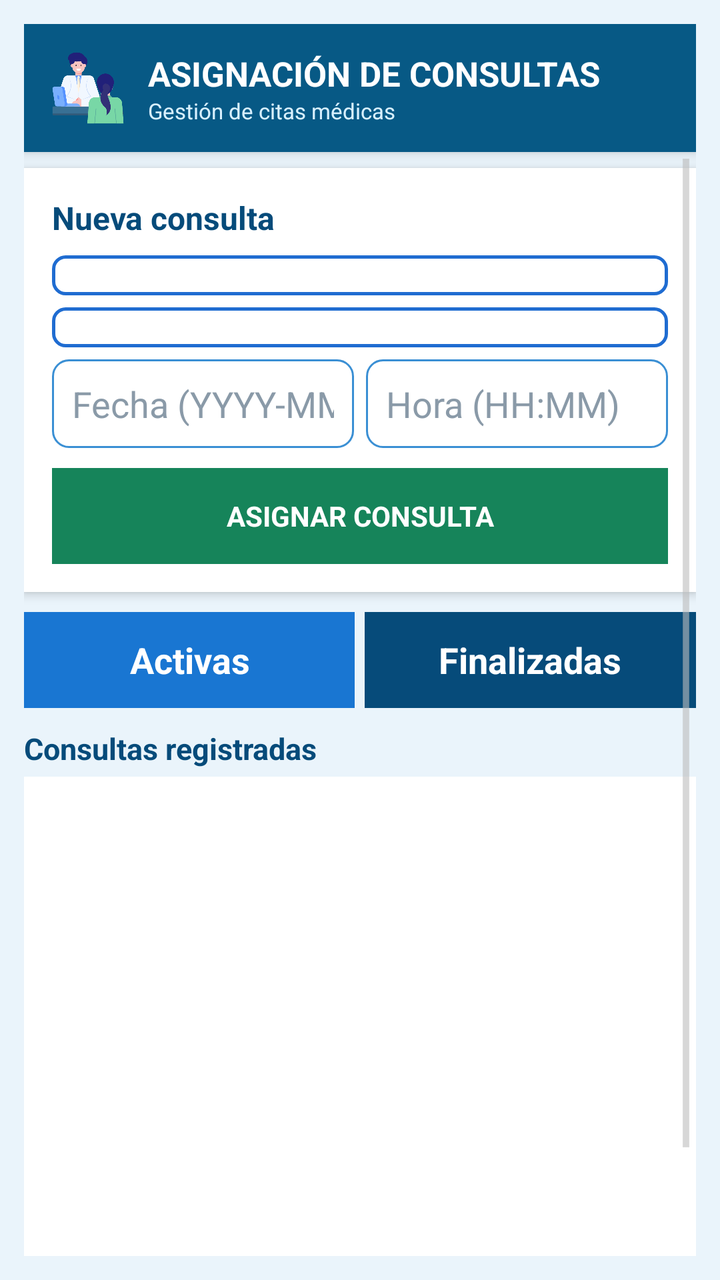
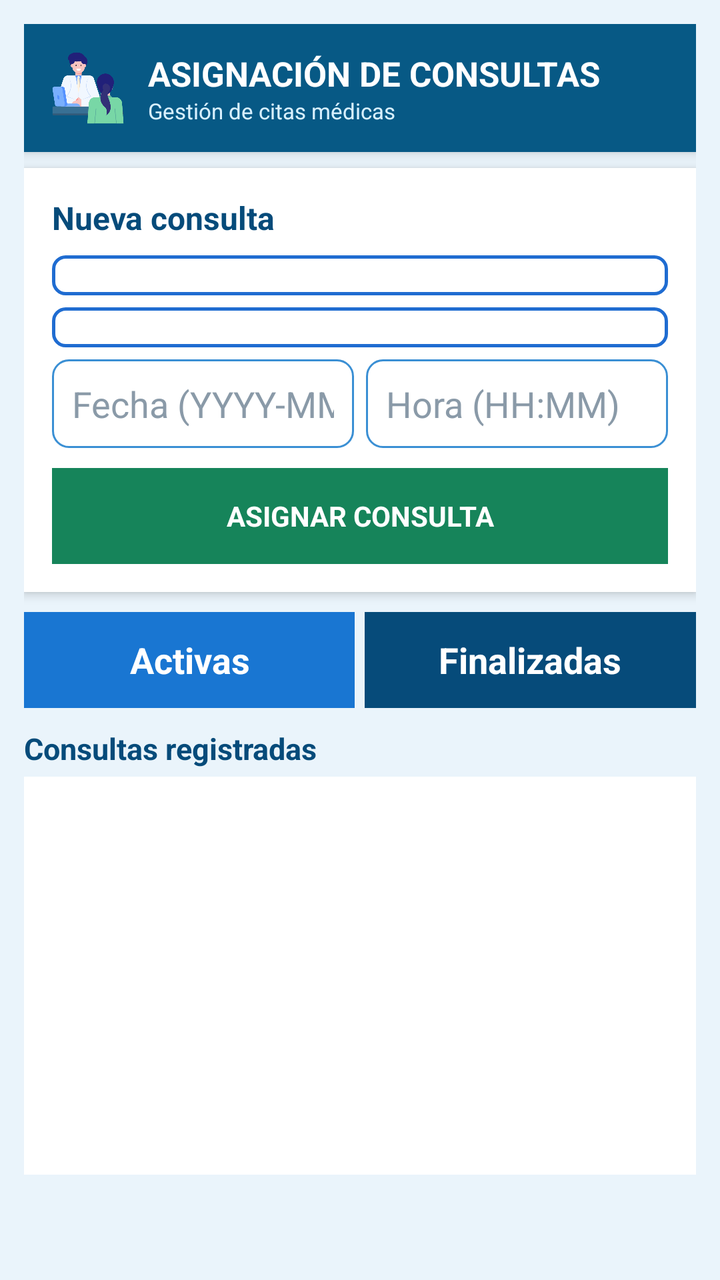

Before-and-after screenshots of an Android layout around one commit, followed by the original layout XML and the change that was made.
<!-- AndroidManifest.xml: application theme android:Theme.Holo.Light -->
<!-- res/layout/activity_consultas.xml -->
<?xml version="1.0" encoding="utf-8"?>
<LinearLayout xmlns:android="http://schemas.android.com/apk/res/android"
    android:layout_width="match_parent"
    android:layout_height="match_parent"
    android:orientation="vertical"
    android:background="#EAF4FB"
    android:padding="12dp">

    
    <LinearLayout
        android:layout_width="match_parent"
        android:layout_height="wrap_content"
        android:orientation="horizontal"
        android:gravity="center_vertical"
        android:background="#075985"
        android:padding="12dp"
        android:elevation="4dp">

        <ImageView
            android:layout_width="40dp"
            android:layout_height="40dp"
            android:src="@drawable/consultas"
            android:contentDescription="Logo Consultas" />

        <LinearLayout
            android:layout_width="0dp"
            android:layout_height="wrap_content"
            android:layout_weight="1"
            android:orientation="vertical"
            android:layout_marginLeft="10dp">

            <TextView
                android:layout_width="wrap_content"
                android:layout_height="wrap_content"
                android:text="ASIGNACIÓN DE CONSULTAS"
                android:textSize="17sp"
                android:textStyle="bold"
                android:textColor="#FFFFFF" />

            <TextView
                android:layout_width="wrap_content"
                android:layout_height="wrap_content"
                android:text="Gestión de citas médicas"
                android:textSize="11sp"
                android:textColor="#D8F0FF" />

        </LinearLayout>

    </LinearLayout>

    
    <ScrollView
        android:layout_width="match_parent"
        android:layout_height="0dp"
        android:layout_weight="1"
        android:fillViewport="true">

        <LinearLayout
            android:layout_width="match_parent"
            android:layout_height="wrap_content"
            android:orientation="vertical" >

            

            <LinearLayout
                android:layout_width="match_parent"
                android:layout_height="wrap_content"
                android:layout_marginTop="8dp"
                android:background="#FFFFFF"
                android:elevation="3dp"
                android:orientation="vertical"
                android:padding="14dp" >

                <TextView
                    android:layout_width="wrap_content"
                    android:layout_height="wrap_content"
                    android:layout_marginBottom="8dp"
                    android:text="Nueva consulta"
                    android:textColor="#064B7A"
                    android:textSize="16sp"
                    android:textStyle="bold" />

                <Spinner
                    android:id="@+id/spPacientes"
                    android:layout_width="match_parent"
                    android:layout_height="wrap_content"
                    android:background="@drawable/spinner_background"
                    android:padding="10dp" />

                <Spinner
                    android:id="@+id/spMedicos"
                    android:layout_width="match_parent"
                    android:layout_height="wrap_content"
                    android:layout_marginTop="6dp"
                    android:background="@drawable/spinner_background"
                    android:padding="10dp" />

                <LinearLayout
                    android:layout_width="match_parent"
                    android:layout_height="wrap_content"
                    android:layout_marginTop="6dp"
                    android:orientation="horizontal" >

                    <EditText
                        android:id="@+id/etFecha"
                        android:layout_width="0dp"
                        android:layout_height="wrap_content"
                        android:layout_weight="1"
                        android:background="@drawable/rounded_edittext"
                        android:hint="Fecha (YYYY-MM-DD)"
                        android:inputType="date"
                        android:padding="10dp"
                        android:singleLine="true"
                        android:textColor="#17324D"
                        android:textColorHint="#8A9AA8" />

                    <EditText
                        android:id="@+id/etHora"
                        android:layout_width="0dp"
                        android:layout_height="wrap_content"
                        android:layout_marginLeft="6dp"
                        android:layout_weight="1"
                        android:background="@drawable/rounded_edittext"
                        android:hint="Hora (HH:MM)"
                        android:inputType="time"
                        android:padding="10dp"
                        android:singleLine="true"
                        android:textColor="#17324D"
                        android:textColorHint="#8A9AA8" />
                </LinearLayout>

                <Button
                    android:id="@+id/btnAsignar"
                    android:layout_width="match_parent"
                    android:layout_height="wrap_content"
                    android:layout_marginTop="10dp"
                    android:background="#16845A"
                    android:padding="10dp"
                    android:text="ASIGNAR CONSULTA"
                    android:textColor="#FFFFFF"
                    android:textSize="14sp"
                    android:textStyle="bold" />
            </LinearLayout>

            

            <LinearLayout
                android:layout_width="match_parent"
                android:layout_height="wrap_content"
                android:layout_marginTop="10dp"
                android:orientation="horizontal" >

                <Button
                    android:id="@+id/btnActivas"
                    android:layout_width="0dp"
                    android:layout_height="wrap_content"
                    android:layout_weight="1"
                    android:background="#1976D2"
                    android:padding="8dp"
                    android:text="Activas"
                    android:textColor="#FFFFFF"
                    android:textStyle="bold" />

                <Button
                    android:id="@+id/btnFinalizadas"
                    android:layout_width="0dp"
                    android:layout_height="wrap_content"
                    android:layout_marginLeft="5dp"
                    android:layout_weight="1"
                    android:background="#064B7A"
                    android:padding="8dp"
                    android:text="Finalizadas"
                    android:textColor="#FFFFFF"
                    android:textStyle="bold" />
            </LinearLayout>

            <TextView
                android:layout_width="wrap_content"
                android:layout_height="wrap_content"
                android:layout_marginBottom="4dp"
                android:layout_marginTop="10dp"
                android:text="Consultas registradas"
                android:textColor="#064B7A"
                android:textSize="15sp"
                android:textStyle="bold" />

            

            <ListView
                android:id="@+id/lvConsultas"
                android:layout_width="match_parent"
                android:layout_height="296dp"
                android:layout_weight="0.47"
                android:background="#FFFFFF"
                android:divider="#D8E3EA"
                android:dividerHeight="1dp"
                android:padding="5dp" />
        </LinearLayout>

    </ScrollView>

</LinearLayout>
<!-- resources referenced by this layout -->
<resources>
  <!-- drawable consultas: png bitmap (drawable-ldpi, 28691 bytes) -->
  <!-- drawable rounded_edittext (drawable-hdpi) -->
  <?xml version="1.0" encoding="utf-8"?>
  <shape xmlns:android="http://schemas.android.com/apk/res/android"
      android:shape="rectangle">
      
      
      <solid android:color="#FFFFFF" />
      
      
      <stroke
          android:width="1dp"
          android:color="#3A8FD4" />
      
      
      <corners android:radius="8dp" />
      
      
      <padding
          android:left="4dp"
          android:top="4dp"
          android:right="4dp"
          android:bottom="4dp" />
          
  </shape>
  <!-- drawable spinner_background (drawable-hdpi) -->
  <?xml version="1.0" encoding="utf-8"?>
  <shape xmlns:android="http://schemas.android.com/apk/res/android"
      android:shape="rectangle">
      
      
      <solid android:color="#FFFFFF" />
      
      
      <stroke
          android:width="1.5dp"
          android:color="#1F6CD1" />
      
      
      <corners android:radius="6dp" />
      
  </shape>
</resources>

<!-- the commit's change to res/layout/activity_consultas.xml (unified diff, before → after) -->
@@ -189,8 +189,7 @@
             <ListView
                 android:id="@+id/lvConsultas"
                 android:layout_width="match_parent"
-                android:layout_height="296dp"
-                android:layout_weight="0.47"
+                android:layout_height="199dp"
                 android:background="#FFFFFF"
                 android:divider="#D8E3EA"
                 android:dividerHeight="1dp"
